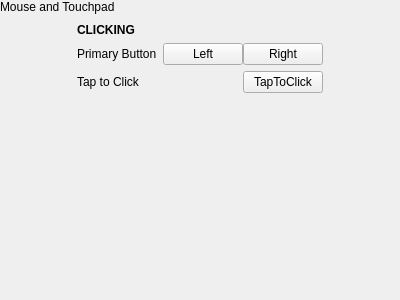
Above: plugins/InputPlugin/settings/mousesettings.ui from theCheeseboard/thedesk before the change. Below: the same form after it.
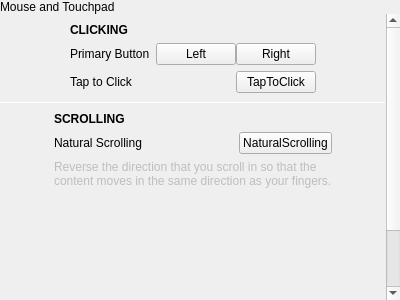
That is the form after the change. Custom widgets are drawn as their Qt base class.

Commit message: Add natural scrolling

```diff
--- a/plugins/InputPlugin/settings/mousesettings.ui
+++ b/plugins/InputPlugin/settings/mousesettings.ui
@@ -71,8 +71,8 @@
            <rect>
             <x>0</x>
             <y>0</y>
-            <width>400</width>
-            <height>283</height>
+            <width>386</width>
+            <height>385</height>
            </rect>
           </property>
           <layout class="QVBoxLayout" name="verticalLayout_2">
@@ -170,6 +170,71 @@
              </layout>
             </widget>
            </item>
+           <item>
+            <widget class="Line" name="line">
+             <property name="maximumSize">
+              <size>
+               <width>16777215</width>
+               <height>1</height>
+              </size>
+             </property>
+             <property name="orientation">
+              <enum>Qt::Horizontal</enum>
+             </property>
+            </widget>
+           </item>
+           <item alignment="Qt::AlignHCenter">
+            <widget class="QWidget" name="scrollingWidget" native="true">
+             <layout class="QGridLayout" name="gridLayout_2">
+              <item row="1" column="1">
+               <widget class="tSwitch" name="naturalScrollingSwitch">
+                <property name="text">
+                 <string notr="true">NaturalScrolling</string>
+                </property>
+               </widget>
+              </item>
+              <item row="1" column="0">
+               <widget class="QLabel" name="label_7">
+                <property name="sizePolicy">
+                 <sizepolicy hsizetype="Expanding" vsizetype="Preferred">
+                  <horstretch>0</horstretch>
+                  <verstretch>0</verstretch>
+                 </sizepolicy>
+                </property>
+                <property name="text">
+                 <string>Natural Scrolling</string>
+                </property>
+               </widget>
+              </item>
+              <item row="0" column="0" colspan="2">
+               <widget class="QLabel" name="label_6">
+                <property name="font">
+                 <font>
+                  <weight>75</weight>
+                  <bold>true</bold>
+                 </font>
+                </property>
+                <property name="text">
+                 <string>SCROLLING</string>
+                </property>
+               </widget>
+              </item>
+              <item row="2" column="0" colspan="2">
+               <widget class="QLabel" name="label_8">
+                <property name="enabled">
+                 <bool>false</bool>
+                </property>
+                <property name="text">
+                 <string>Reverse the direction that you scroll in so that the content moves in the same direction as your fingers.</string>
+                </property>
+                <property name="wordWrap">
+                 <bool>true</bool>
+                </property>
+               </widget>
+              </item>
+             </layout>
+            </widget>
+           </item>
            <item>
             <spacer name="verticalSpacer">
              <property name="orientation">
@@ -249,11 +314,6 @@
   </layout>
  </widget>
  <customwidgets>
-  <customwidget>
-   <class>tSwitch</class>
-   <extends>QPushButton</extends>
-   <header location="global">tswitch.h</header>
-  </customwidget>
   <customwidget>
    <class>tTitleLabel</class>
    <extends>QLabel</extends>
@@ -262,6 +322,11 @@
     <signal>backButtonClicked()</signal>
    </slots>
   </customwidget>
+  <customwidget>
+   <class>tSwitch</class>
+   <extends>QPushButton</extends>
+   <header location="global">tswitch.h</header>
+  </customwidget>
  </customwidgets>
  <resources/>
  <connections/>
```
The commit also changes 9 other files.
